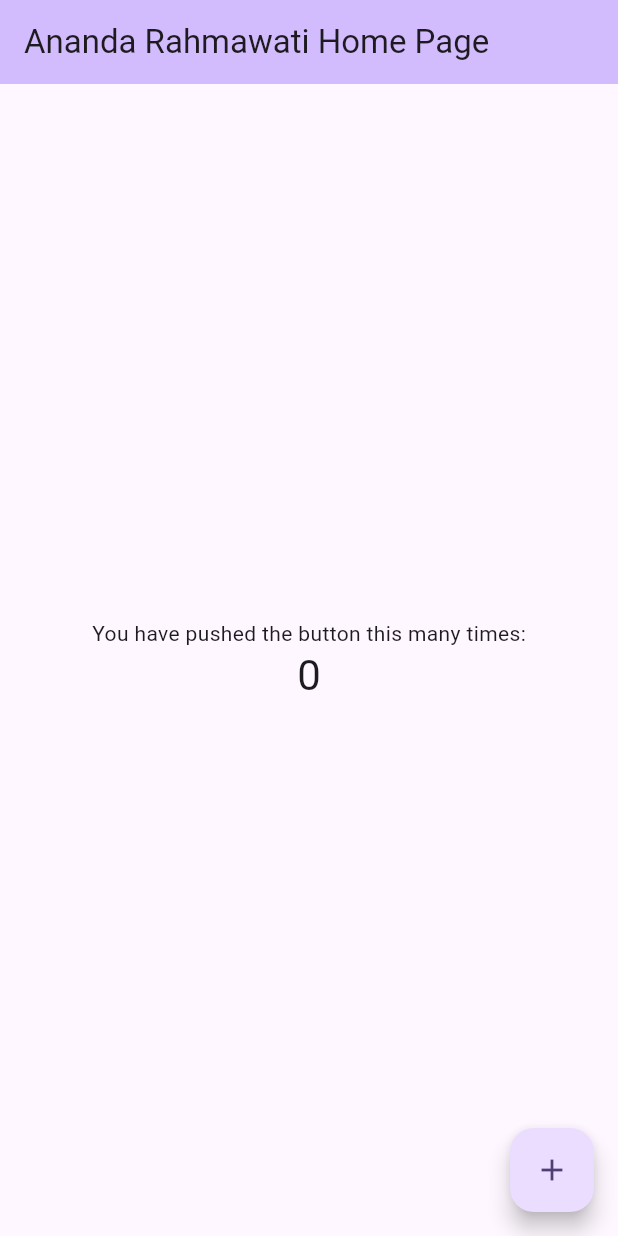
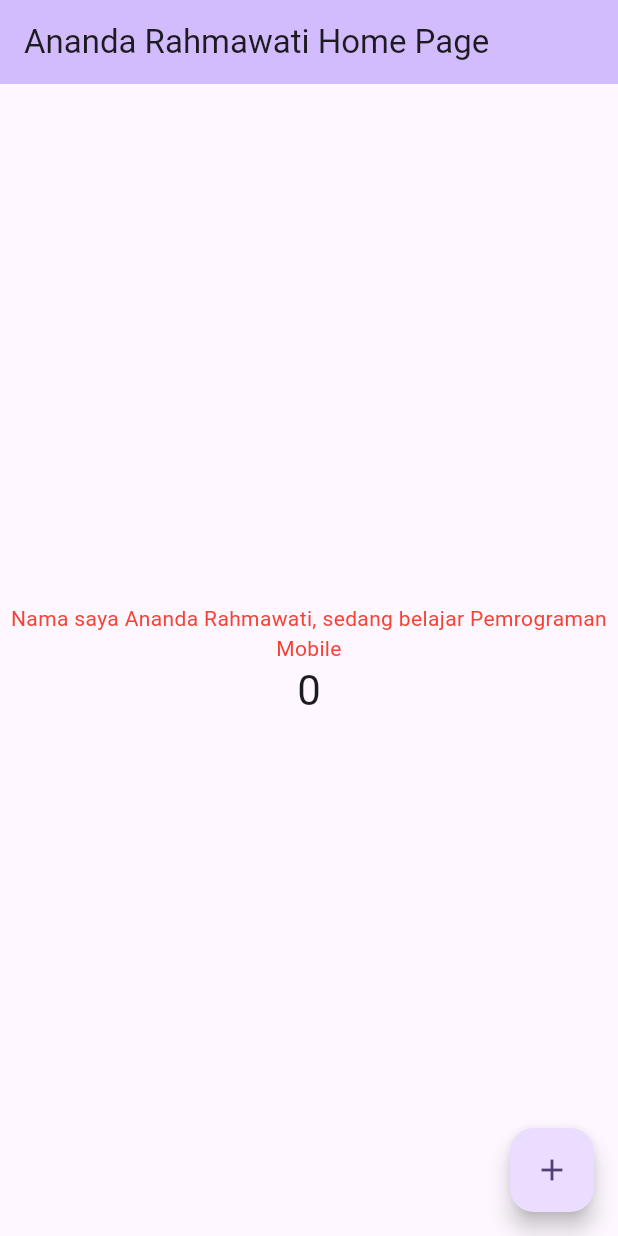
Before and after one commit to Anandarahmawati24/flutter-fundamental-part1, a Flutter app: the screen it shows after launch, on a phone screen of 412 x 824 dp. Run offline on Flutter 3.47's test engine with Material 3 defaults, Android fonts, the phone set to English and light mode, and no system bars.

Commit message:
praktikum 4 langkah 1 dan 2

```diff
--- /dev/null
+++ b/lib/basic_widgets/text_widget.dart
@@ -0,0 +1,14 @@
+import 'package:flutter/material.dart';
+
+class MyTextWidget extends StatelessWidget {
+  const MyTextWidget({Key? key}) : super(key: key);
+
+  @override
+  Widget build(BuildContext context) {
+    return const Text(
+      "Nama saya Ananda Rahmawati, sedang belajar Pemrograman Mobile",
+      style: TextStyle(color: Colors.red, fontSize: 14),
+      textAlign: TextAlign.center,
+    );
+  }
+}
--- a/lib/main.dart
+++ b/lib/main.dart
@@ -1,4 +1,5 @@
 import 'package:flutter/material.dart';
+import 'package:hello_world/basic_widgets/text_widget.dart';
 
 void main() {
   runApp(const MyApp());
@@ -104,7 +105,7 @@ class _MyHomePageState extends State<MyHomePage> {
           // wireframe for each widget.
           mainAxisAlignment: MainAxisAlignment.center,
           children: <Widget>[
-            const Text('You have pushed the button this many times:'),
+            const MyTextWidget(),
             Text(
               '$_counter',
               style: Theme.of(context).textTheme.headlineMedium,
```
